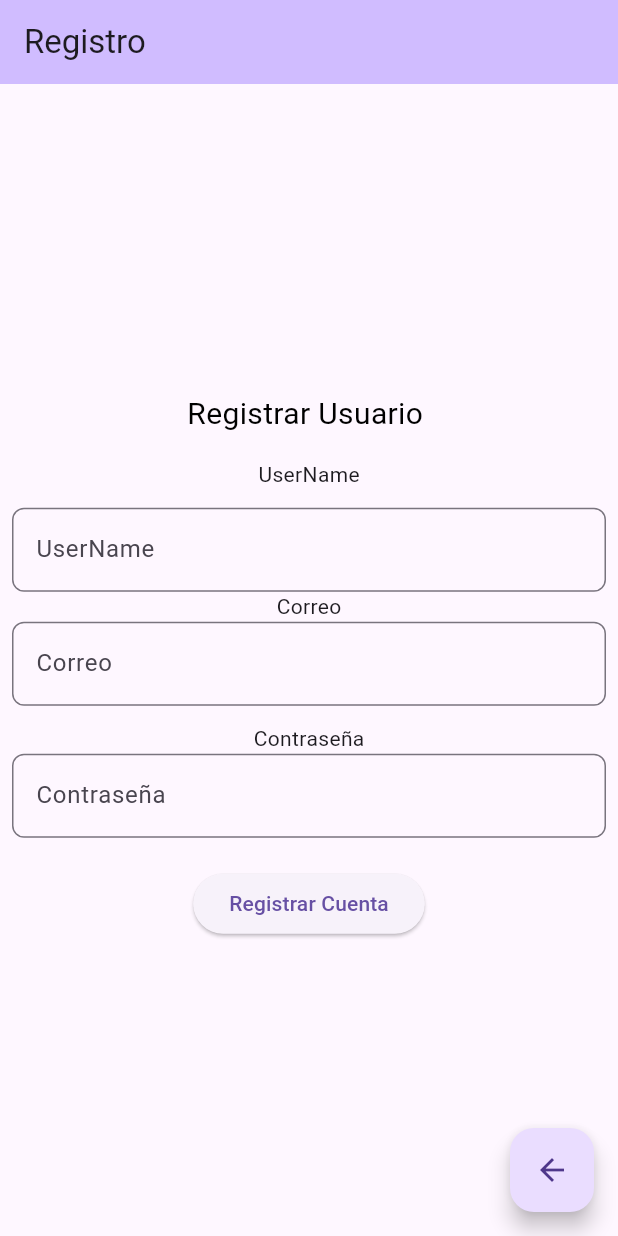
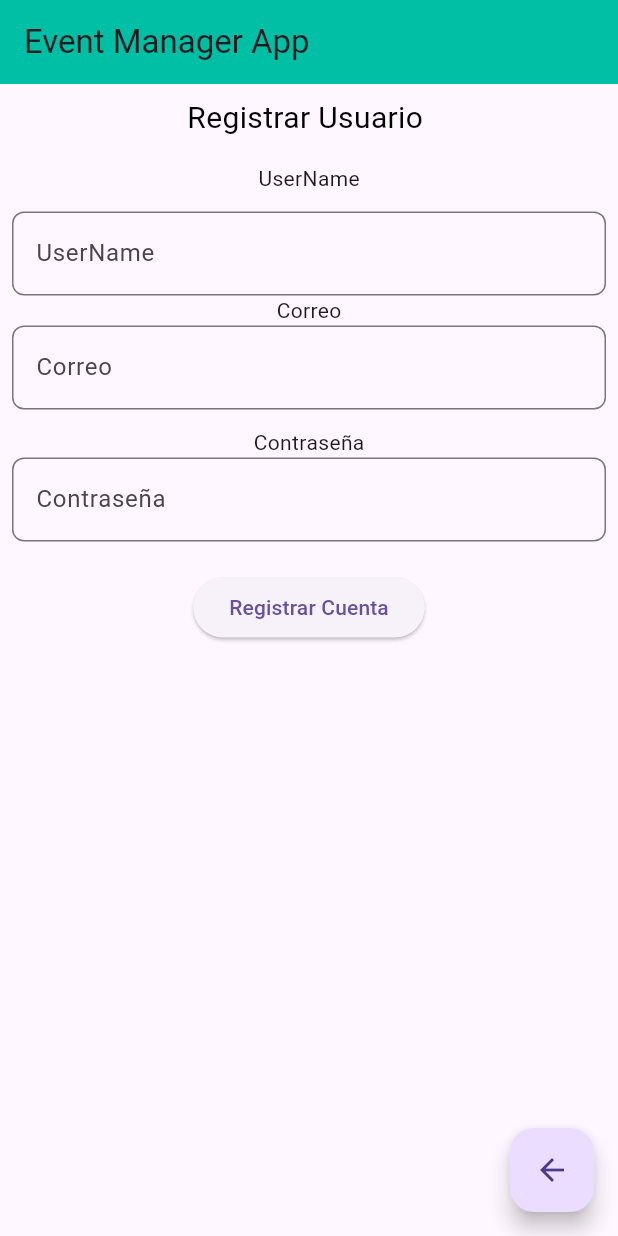
Before and after one commit to MrSp000ky/manejador_eventos, a Flutter app: the screen it shows after launch, after a tap on "LogIn", after a tap on "¡Registrate aqui!", on a phone screen of 412 x 824 dp. Run offline on Flutter 3.47's test engine with Material 3 defaults, Android fonts, the phone set to English and light mode, and no system bars; our stand-ins replace firebase_auth, firebase_core; accounts and stored records are empty.

Commit message:
Se agrego SingleChildScrollView

```diff
--- a/lib/main.dart
+++ b/lib/main.dart
@@ -1,5 +1,5 @@
 import 'package:flutter/material.dart';
-import 'package:manejador_eventos/firebase_options.dart';
+import 'package:manejador_eventos/config/firebase/firebase_options.dart';
 import 'package:manejador_eventos/screens/LoginScreen/LoginPage.dart';
 import 'package:firebase_core/firebase_core.dart';
 
--- a/lib/screens/LoginScreen/LoginPage.dart
+++ b/lib/screens/LoginScreen/LoginPage.dart
@@ -1,7 +1,7 @@
 import 'package:flutter/material.dart';
 import 'package:manejador_eventos/screens/menu/MenuPage.dart';
 import 'package:manejador_eventos/screens/LoginScreen/RegistrationPage.dart';
-import 'package:manejador_eventos/utils/auth.dart';
+import 'package:manejador_eventos/controller/auth_controller/auth.dart';
 
 class LoginPage extends StatefulWidget {
   const LoginPage({super.key});
@@ -25,17 +25,18 @@ class _LoginPageState extends State<LoginPage> {
   void initState(){
 super.initState();
   }
-  @override
 
 
+  @override
   Widget build(BuildContext context) {
     return SafeArea(
       child: Scaffold(
         appBar: AppBar(
           title: const Text('Event Manager App'),
-          backgroundColor: Theme.of(context).colorScheme.inversePrimary,
+          backgroundColor: Colors.tealAccent.shade700
         ),
-        body: Column(
+        body: SingleChildScrollView(
+          child: Column(
             mainAxisAlignment: MainAxisAlignment.center,
             mainAxisSize: MainAxisSize.max,
               children: [
@@ -51,10 +52,13 @@ super.initState();
                 butonLogin(),
                 TextRegister(),
               ],
+          ),
         )
       ),
     );
   }
+
+
   Widget formulario(){
     return Form(
       key: _formkey,
@@ -66,6 +70,9 @@ super.initState();
           buildPassword(),
     ],));
   }
+
+
+
   Widget buildEmail(){
 return TextFormField(
   decoration: InputDecoration(
--- a/lib/screens/LoginScreen/RegistrationPage.dart
+++ b/lib/screens/LoginScreen/RegistrationPage.dart
@@ -1,7 +1,7 @@
 import 'package:flutter/material.dart';
 import 'package:manejador_eventos/screens/menu/MenuPage.dart';
 import 'package:manejador_eventos/screens/LoginScreen/LoginPage.dart';
-import 'package:manejador_eventos/utils/auth.dart';
+import 'package:manejador_eventos/controller/auth_controller/auth.dart';
 
 class RegistrationPage extends StatefulWidget {
   const RegistrationPage({super.key});
@@ -35,10 +35,11 @@ class _RegistrationPageStateState extends State<RegistrationPage> {
     return SafeArea(
       child: Scaffold(
         appBar: AppBar(
-          title: const Text('Registro'),
-          backgroundColor: Theme.of(context).colorScheme.inversePrimary,
+          title: const Text('Event Manager App'),
+          backgroundColor: Colors.tealAccent.shade700,
         ),
-        body: Column(
+        body: SingleChildScrollView(
+          child: Column(
             mainAxisAlignment: MainAxisAlignment.center,
             mainAxisSize: MainAxisSize.max,
               children: [
@@ -52,6 +53,7 @@ class _RegistrationPageStateState extends State<RegistrationPage> {
                 ),
                 butonRegister(),
               ],
+          ),
         ),
       floatingActionButton: FloatingActionButton(
         tooltip: 'Volver a pantalla de Login',
```
Also changed, not shown: lib/config/firebase/firebase_options.dart (renamed from lib/firebase_options.dart), lib/controller/auth_controller/auth.dart (renamed from lib/utils/auth.dart). Lines whose indentation alone changed are shown as unchanged.
